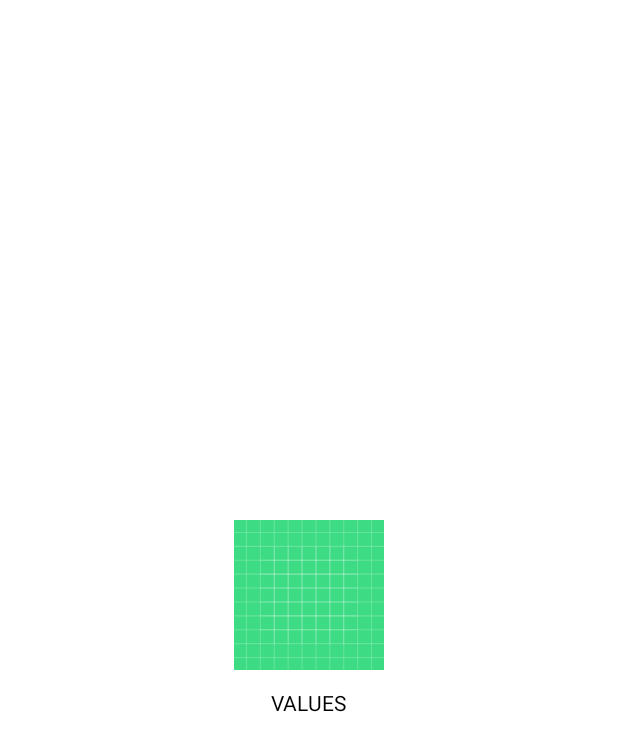
After one commit to pooya98/values, an Android app: the layout fragment_01_01_brading_item.xml on its own in the app's theme, with its tools: preview values and no code run, on a phone screen of 412 x 824 dp. The commit adds this screen. Shown: the top 751 px of the screen. Run offline under Robolectric (Android 15) with nearby library versions, the light colour scheme and no system bars.

Commit message:
Fragment_01_01 ViewPager, Indicator 작업

```diff
--- a/app/build.gradle
+++ b/app/build.gradle
@@ -56,4 +56,7 @@ dependencies {
     // Kotlin
     implementation "androidx.navigation:navigation-fragment-ktx:$nav_version"
     implementation "androidx.navigation:navigation-ui-ktx:$nav_version"
+
+    // viewpager indicator 추가
+    implementation "com.tbuonomo:dotsindicator:4.3"
 }
--- /dev/null
+++ b/app/src/main/res/layout/fragment_01_01_brading_item.xml
@@ -0,0 +1,34 @@
+<?xml version="1.0" encoding="utf-8"?>
+<androidx.constraintlayout.widget.ConstraintLayout
+    xmlns:android="http://schemas.android.com/apk/res/android"
+    xmlns:app="http://schemas.android.com/apk/res-auto"
+    android:layout_width="match_parent"
+    android:layout_height="match_parent">
+
+    <LinearLayout
+        android:layout_width="wrap_content"
+        android:layout_height="wrap_content"
+        android:orientation="vertical"
+        app:layout_constraintBottom_toBottomOf="parent"
+        app:layout_constraintEnd_toEndOf="parent"
+        app:layout_constraintStart_toStartOf="parent"
+        app:layout_constraintTop_toTopOf="parent"
+        android:gravity="center">
+
+        <ImageView
+            android:id="@+id/fragment_01_01_branding_image"
+            android:layout_width="100dp"
+            android:layout_height="100dp"
+            app:srcCompat="@drawable/ic_launcher_background" />
+
+        <TextView
+            android:id="@+id/fragment_01_01_branding_text"
+            android:layout_width="70dp"
+            android:layout_height="wrap_content"
+            android:layout_marginTop="12dp"
+            android:gravity="center"
+            android:text="@string/app_name"
+            android:textColor="@color/black"></TextView>
+
+    </LinearLayout>
+</androidx.constraintlayout.widget.ConstraintLayout>
--- /dev/null
+++ b/app/src/main/res/values/dimens.xml
@@ -0,0 +1,5 @@
+<?xml version="1.0" encoding="utf-8"?>
+<resources>
+    <dimen name="pageMargin">20dp</dimen>
+    <dimen name="pageWidth">100dp</dimen>
+</resources>
```
Also changed, not shown: app/src/main/java/com/example/values/Adapter/Fragment_01_01_branding_Adapter.kt (added, +30 -0 lines), app/src/main/java/com/example/values/Adapter/Fragment_01_01_illustration_Adapter.kt (added, +30 -0 lines), app/src/main/java/com/example/values/Fragment/Fragment_01_01.kt (+56 -1 lines), app/src/main/res/layout/fragment_01_01.xml (+73 -14 lines), app/src/main/res/layout/fragment_01_01_illustration_item.xml (added, +34 -0 lines).
